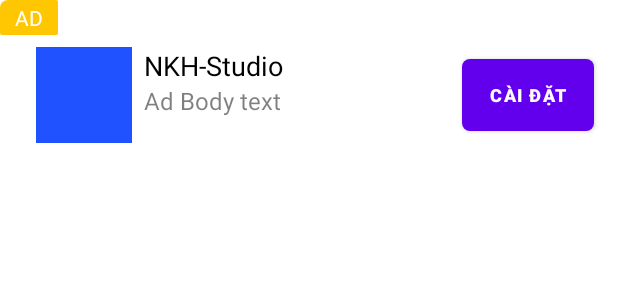
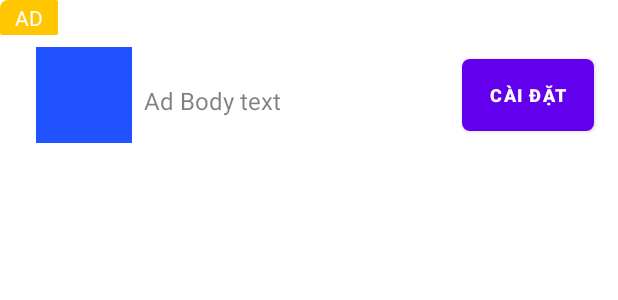
Before and after one commit to trongluan99/NKH-Studio, an Android app: the layout native_exit3.xml on its own in the app's theme, with its tools: preview values and no code run, on a phone screen of 412 x 824 dp. Shown: the top 300 px of the screen. Run offline under Robolectric (Android 15) with nearby library versions, the phone set to English and light mode, and no system bars; plain views replace NativeAdView.

Commit message:
update version app

```diff
--- a/ads/src/main/res/layout/native_exit1.xml
+++ b/ads/src/main/res/layout/native_exit1.xml
@@ -64,7 +64,6 @@
                         android:layout_height="wrap_content"
                         android:ellipsize="end"
                         android:maxLines="2"
-                        android:text="@string/app_name"
                         android:textColor="@android:color/black"
                         android:textSize="18sp" />
 
--- a/ads/src/main/res/layout/native_exit3.xml
+++ b/ads/src/main/res/layout/native_exit3.xml
@@ -53,7 +53,6 @@
                         android:layout_height="wrap_content"
                         android:ellipsize="end"
                         android:maxLines="2"
-                        android:text="@string/app_name"
                         android:textColor="@android:color/black"
                         android:textSize="18sp" />
 
```
